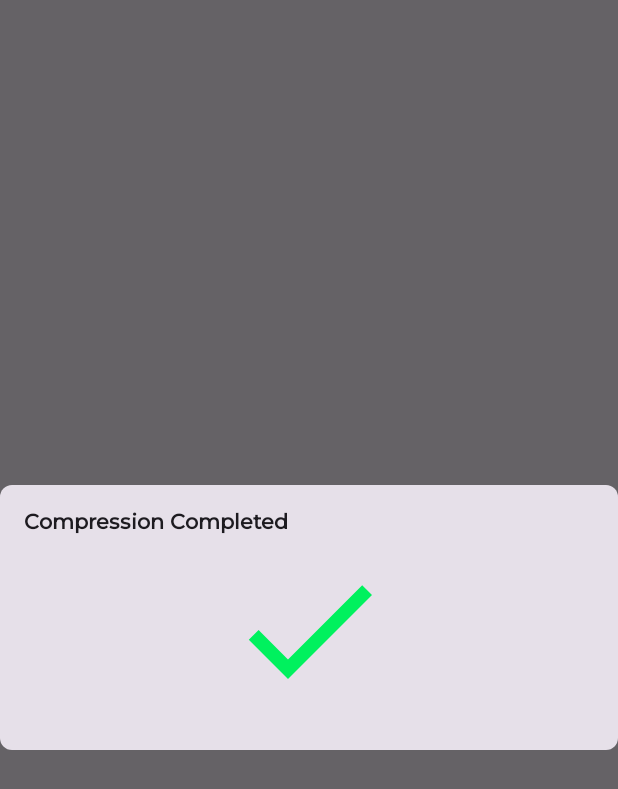
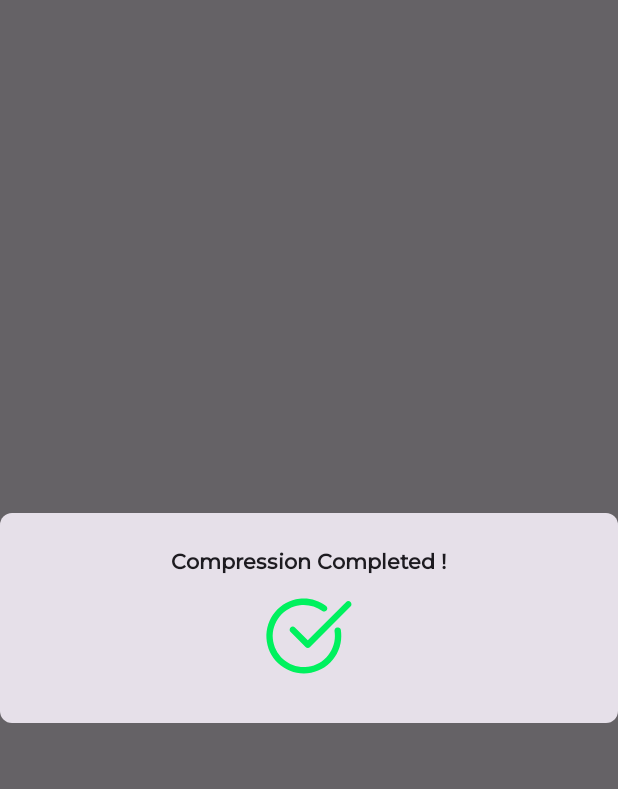
Before and after one commit to Parkhi19/PixPress, an Android app built with Jetpack Compose: the composable CompressionCompletedDialog shown on its own in the app's theme, on a phone screen of 412 x 824 dp. Shown: the top 789 px of the screen. Run offline under Robolectric (Android 15) with nearby library versions, the light colour scheme and no system bars; our stand-ins replace Dagger/Hilt's generated code.

Commit message:
added compression dialog

```diff
--- a/app/src/main/java/com/notesapp/compressify/domain/model/Event.kt
+++ b/app/src/main/java/com/notesapp/compressify/domain/model/Event.kt
@@ -2,4 +2,5 @@ package com.notesapp.compressify.domain.model
 
 sealed interface Event {
     object CompressionCompleted : Event
+    object Compressing : Event
 }
--- a/app/src/main/java/com/notesapp/compressify/ui/components/common/CompressionCompletedDialog.kt
+++ b/app/src/main/java/com/notesapp/compressify/ui/components/common/CompressionCompletedDialog.kt
@@ -1,9 +1,11 @@
 package com.notesapp.compressify.ui.components.common
 
+import androidx.compose.foundation.Image
 import androidx.compose.foundation.layout.Column
 import androidx.compose.foundation.layout.Row
 import androidx.compose.foundation.layout.Spacer
 import androidx.compose.foundation.layout.fillMaxWidth
+import androidx.compose.foundation.layout.height
 import androidx.compose.foundation.layout.padding
 import androidx.compose.foundation.layout.size
 import androidx.compose.foundation.shape.RoundedCornerShape
@@ -16,6 +18,8 @@ import androidx.compose.ui.Alignment
 import androidx.compose.ui.Modifier
 import androidx.compose.ui.res.painterResource
 import androidx.compose.ui.text.font.FontWeight
+import androidx.compose.ui.text.style.TextAlign
+import androidx.compose.ui.tooling.preview.Preview
 import androidx.compose.ui.unit.dp
 import androidx.compose.ui.window.Dialog
 import com.notesapp.compressify.R
@@ -35,27 +39,38 @@ fun CompressionCompletedDialog(
             Column(
                 modifier = Modifier
                     .fillMaxWidth()
-                    .padding(16.dp)
+                    .padding(24.dp)
             ) {
                 Row(modifier = Modifier.fillMaxWidth()) {
                     Text(
-                        text = "Compression Completed",
+                        text = "Compression Completed !",
                         style = MaterialTheme.typography.bodyMedium.copy(
                             fontWeight = FontWeight.Bold
-                        )
+                        ),
+                        textAlign = TextAlign.Center,
+                        modifier = Modifier
+                            .fillMaxWidth()
+                            .align(Alignment.CenterVertically)
+                            .size(24.dp)
                     )
                     Spacer(modifier = Modifier.weight(1f))
                 }
-                Icon(
-                    painter = painterResource(id = R.drawable.done),
-                    contentDescription = "Close",
-                    tint = primaryColor,
+                Image(
+                    painter = painterResource(id = R.drawable.completed),
+                    contentDescription = "Compression Completed",
                     modifier = Modifier
-                        .size(128.dp)
-                        .padding(8.dp)
+                        .size(68.dp)
                         .align(Alignment.CenterHorizontally)
                 )
             }
         }
     }
 }
+
+@Preview
+@Composable
+fun PreviewC() {
+    CompressionCompletedDialog {
+
+    }
+}
--- /dev/null
+++ b/app/src/main/res/drawable/completed.xml
@@ -0,0 +1,12 @@
+<vector xmlns:android="http://schemas.android.com/apk/res/android"
+    android:width="64dp"
+    android:height="64dp"
+    android:viewportWidth="64"
+    android:viewportHeight="64">
+  <path
+      android:pathData="M28.75,55.5a23.5,23.5 0,1 1,14 -42.38,2 2,0 0,1 -2.38,3.21A19.51,19.51 0,1 0,48.25 32,19.65 19.65,0 0,0 48,28.93a2,2 0,1 1,4 -0.62A23.85,23.85 0,0 1,52.25 32,23.52 23.52,0 0,1 28.75,55.5Z"
+      android:fillColor="#00f15e"/>
+  <path
+      android:pathData="M31.25,39.5a2,2 0,0 1,-1.41 -0.59l-9.5,-9.5a2,2 0,0 1,2.82 -2.82l8.09,8.08L55.34,10.59a2,2 0,0 1,2.82 2.82l-25.5,25.5A2,2 0,0 1,31.25 39.5Z"
+      android:fillColor="#00f15e"/>
+</vector>
```
Also changed, not shown: app/build.gradle (+11 -0 lines), app/src/main/java/com/notesapp/compressify/ui/components/image/CompressOptionsScreen.kt (+27 -7 lines).
